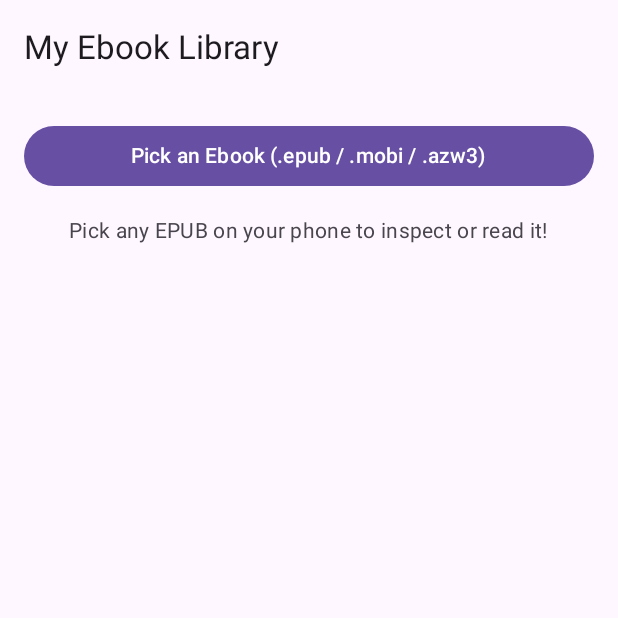
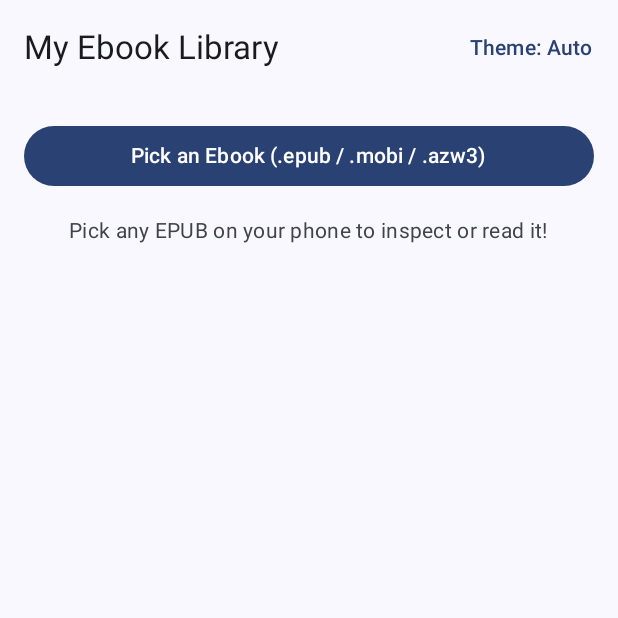
Before and after one commit to LastHope84/MyEbookApp, an Android app built with Jetpack Compose: the screen it shows after launch (MainActivity), on a phone screen of 412 x 824 dp, the top half of it. Run offline under Robolectric (Android 15) with nearby library versions, the phone set to English and light mode, and no system bars.

Commit message:
Update MainActivity.kt

```diff
--- a/app/src/main/java/com/example/myebookapp/MainActivity.kt
+++ b/app/src/main/java/com/example/myebookapp/MainActivity.kt
@@ -37,8 +37,19 @@ class MainActivity : ComponentActivity() {
     override fun onCreate(savedInstanceState: Bundle?) {
         super.onCreate(savedInstanceState)
         setContent {
-            MaterialTheme {
-                BookInspectorScreen(resumeTick = resumeTick)
+            val context = LocalContext.current
+            var themeMode by remember { mutableStateOf(ThemePrefs.getMode(context)) }
+
+            MyEbookTheme(mode = themeMode) {
+                BookInspectorScreen(
+                    resumeTick = resumeTick,
+                    themeMode = themeMode,
+                    onCycleThemeMode = {
+                        val next = themeMode.next()
+                        themeMode = next
+                        ThemePrefs.saveMode(context, next)
+                    }
+                )
             }
         }
     }
@@ -51,7 +62,11 @@ class MainActivity : ComponentActivity() {
 
 @OptIn(ExperimentalMaterial3Api::class)
 @Composable
-fun BookInspectorScreen(resumeTick: Int) {
+fun BookInspectorScreen(
+    resumeTick: Int,
+    themeMode: AppThemeMode,
+    onCycleThemeMode: () -> Unit
+) {
     val context = LocalContext.current
     var isLoading by remember { mutableStateOf(false) }
     var recentBooks by remember { mutableStateOf<List<BookRecord>>(emptyList()) }
@@ -117,7 +132,14 @@ fun BookInspectorScreen(resumeTick: Int) {
 
     Scaffold(
         topBar = {
-            TopAppBar(title = { Text("My Ebook Library") })
+            TopAppBar(
+                title = { Text("My Ebook Library") },
+                actions = {
+                    TextButton(onClick = onCycleThemeMode) {
+                        Text("Theme: ${themeMode.label}")
+                    }
+                }
+            )
         }
     ) { innerPadding ->
         Column(
```
